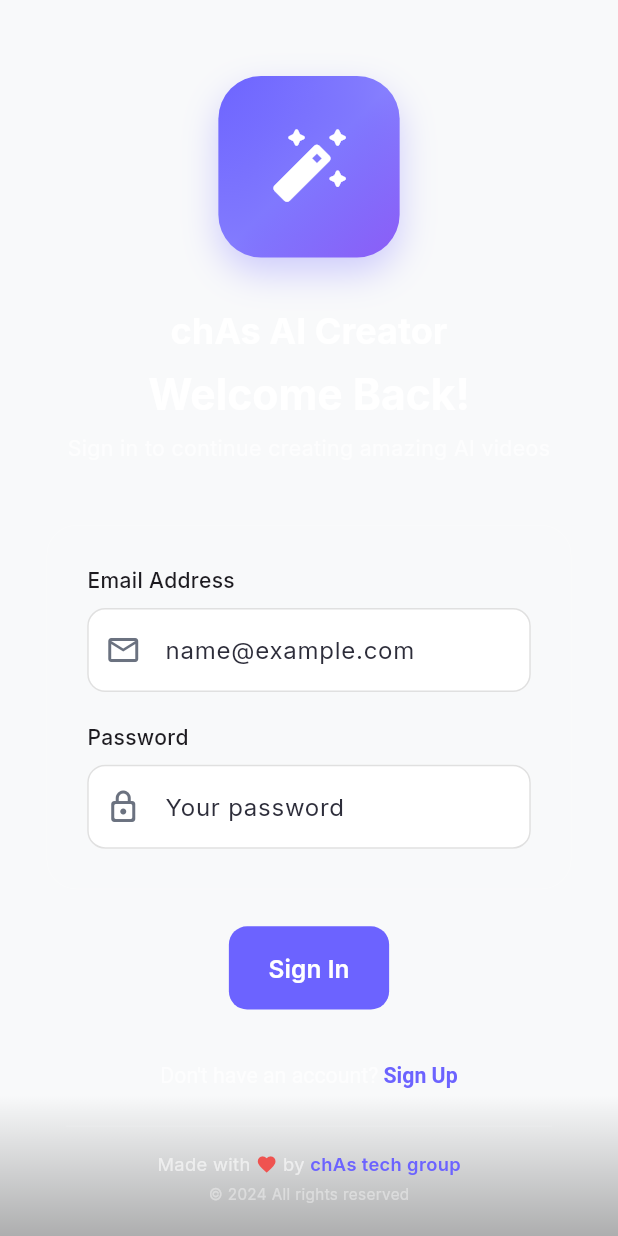
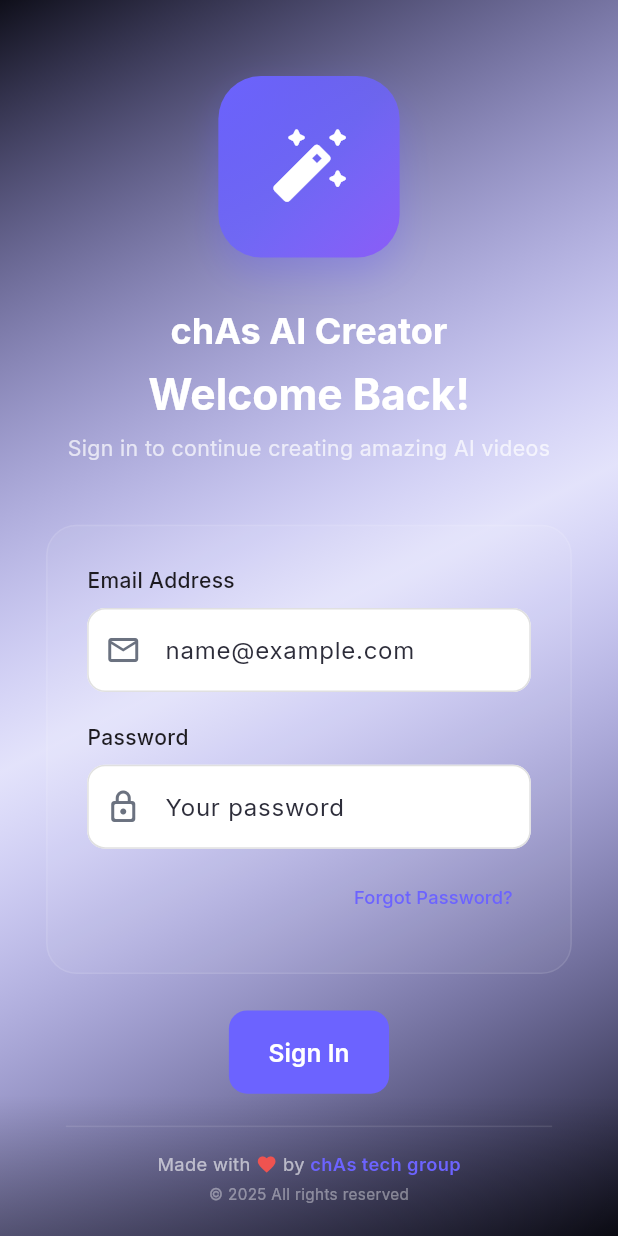
Before and after one commit to exploreofficialzz-star/chas-ai-creator, a Flutter app: the LoginScreen screen opened directly, on a phone screen of 412 x 824 dp. Run offline on Flutter 3.47's test engine with Material 3 defaults, Android fonts, the phone set to English and light mode, and no system bars; our stand-ins replace cached_network_image, dio, equatable, flutter_bloc, flutter_screenutil, flutter_svg and 4 more; missing offline and left inert: unity_ads_plugin; accounts and stored records are empty.

Commit message:
Update login_screen.dart

```diff
--- a/frontend/lib/screens/auth/login_screen.dart
+++ b/frontend/lib/screens/auth/login_screen.dart
@@ -29,7 +29,8 @@
   }
 
   void _submit() {
-    if (_formKey.currentState?.validate() ?? false) {
+    if (!(_formKey.currentState?.validate() ?? false)) return;
+
     setState(() => _isLoading = true);
 
     if (_isLogin) {
@@ -48,10 +49,13 @@
           );
     }
   }
-  }
 
   void _toggleMode() {
-    setState(() => _isLogin = !_isLogin);
+    setState(() {
+      _isLogin = !_isLogin;
+      // FIX 1 - clear errors when switching between login/register
+      _formKey.currentState?.reset();
+    });
   }
 
   @override
@@ -59,7 +63,10 @@
     return Scaffold(
       body: BlocListener<AuthBloc, AuthState>(
         listener: (context, state) {
-          if (state is AuthError) {
+          if (state is AuthLoading) {
+            // FIX 2 - sync loading state with bloc
+            if (!_isLoading) setState(() => _isLoading = true);
+          } else if (state is AuthError) {
             setState(() => _isLoading = false);
             ScaffoldMessenger.of(context).showSnackBar(
               SnackBar(
@@ -75,9 +82,28 @@
             );
           } else if (state is Authenticated) {
             setState(() => _isLoading = false);
+            // FIX 3 - KEY FIX: use addPostFrameCallback so navigation fires
+            // AFTER the current build cycle completes — this stops the blank screen bug
+            WidgetsBinding.instance.addPostFrameCallback((_) {
+              if (mounted) {
                 Navigator.of(context).pushReplacementNamed('/home');
               }
+            });
+          }
         },
+        child: Container(
+          // FIX 4 - wrap in gradient container so background looks good
+          decoration: BoxDecoration(
+            gradient: LinearGradient(
+              begin: Alignment.topLeft,
+              end: Alignment.bottomRight,
+              colors: [
+                const Color(0xFF0F0F1A),
+                AppTheme.primaryColor.withOpacity(0.15),
+                const Color(0xFF0F0F1A),
+              ],
+            ),
+          ),
           child: SafeArea(
             child: Column(
               children: [
@@ -89,7 +115,7 @@
                       children: [
                         SizedBox(height: 50.h),
 
-                      // Animated Logo Container
+                        // Logo
                         Container(
                           width: 110.w,
                           height: 110.w,
@@ -100,7 +126,7 @@
                               colors: [
                                 AppTheme.primaryColor,
                                 AppTheme.primaryColor.withOpacity(0.8),
-                              Color(0xFF8B5CF6),
+                                const Color(0xFF8B5CF6),
                               ],
                             ),
                             borderRadius: BorderRadius.circular(28.r),
@@ -108,7 +134,7 @@
                               BoxShadow(
                                 color: AppTheme.primaryColor.withOpacity(0.3),
                                 blurRadius: 20,
-                              offset: Offset(0, 10),
+                                offset: const Offset(0, 10),
                               ),
                             ],
                           ),
@@ -124,7 +150,10 @@
                         // App Name
                         Text(
                           'chAs AI Creator',
-                        style: Theme.of(context).textTheme.headlineSmall?.copyWith(
+                          style: Theme.of(context)
+                              .textTheme
+                              .headlineSmall
+                              ?.copyWith(
                                 fontWeight: FontWeight.bold,
                                 color: Colors.white,
                               ),
@@ -133,14 +162,21 @@
                         SizedBox(height: 8.h),
 
                         // Title
-                      Text(
+                        AnimatedSwitcher(
+                          duration: const Duration(milliseconds: 300),
+                          child: Text(
                             _isLogin ? 'Welcome Back!' : 'Create Account',
-                        style: Theme.of(context).textTheme.headlineMedium?.copyWith(
+                            key: ValueKey(_isLogin),
+                            style: Theme.of(context)
+                                .textTheme
+                                .headlineMedium
+                                ?.copyWith(
                                   fontWeight: FontWeight.w700,
                                   color: Colors.white,
                                   fontSize: 28.sp,
                                 ),
                             textAlign: TextAlign.center,
+                          ),
                         ),
 
                         SizedBox(height: 8.h),
@@ -150,7 +186,8 @@
                           _isLogin
                               ? 'Sign in to continue creating amazing AI videos'
                               : 'Start your journey to viral video content',
-                        style: Theme.of(context).textTheme.bodyMedium?.copyWith(
+                          style:
+                              Theme.of(context).textTheme.bodyMedium?.copyWith(
                                     color: Colors.white.withOpacity(0.7),
                                     fontSize: 14.sp,
                                   ),
@@ -159,7 +196,7 @@
 
                         SizedBox(height: 40.h),
 
-                      // Form Container
+                        // Form
                         Container(
                           padding: EdgeInsets.all(24.w),
                           decoration: BoxDecoration(
@@ -179,11 +216,14 @@
                                   hint: 'name@example.com',
                                   keyboardType: TextInputType.emailAddress,
                                   prefixIcon: Icons.email_outlined,
+                                  // FIX 5 - disable fields while loading
+                                  enabled: !_isLoading,
                                   validator: (value) {
                                     if (value?.isEmpty ?? true) {
                                       return 'Please enter your email';
                                     }
-                                  if (!value!.contains('@') || !value.contains('.')) {
+                                    if (!value!.contains('@') ||
+                                        !value.contains('.')) {
                                       return 'Please enter a valid email';
                                     }
                                     return null;
@@ -195,9 +235,12 @@
                                 CustomTextField(
                                   controller: _passwordController,
                                   label: 'Password',
-                                hint: _isLogin ? 'Your password' : 'Min 8 characters',
+                                  hint: _isLogin
+                                      ? 'Your password'
+                                      : 'Min 8 characters',
                                   obscureText: true,
                                   prefixIcon: Icons.lock_outline_rounded,
+                                  enabled: !_isLoading,
                                   validator: (value) {
                                     if (value?.isEmpty ?? true) {
                                       return 'Please enter your password';
@@ -211,6 +254,26 @@
                                     return null;
                                   },
                                 ),
+
+                                // FIX 6 - show forgot password on login mode
+                                if (_isLogin) ...[
+                                  SizedBox(height: 8.h),
+                                  Align(
+                                    alignment: Alignment.centerRight,
+                                    child: TextButton(
+                                      onPressed: _isLoading
+                                          ? null
+                                          : _showForgotPassword,
+                                      child: Text(
+                                        'Forgot Password?',
+                                        style: TextStyle(
+                                          color: AppTheme.primaryColor,
+                                          fontSize: 12.sp,
+                                        ),
+                                      ),
+                                    ),
+                                  ),
+                                ],
                               ],
                             ),
                           ),
@@ -221,7 +284,7 @@
                         // Submit Button
                         CustomButton(
                           text: _isLogin ? 'Sign In' : 'Create Account',
-                        onPressed: _submit,
+                          onPressed: _isLoading ? null : _submit,
                           isLoading: _isLoading,
                         ),
 
@@ -229,9 +292,10 @@
 
                         // Toggle Mode
                         TextButton(
-                        onPressed: _toggleMode,
+                          onPressed: _isLoading ? null : _toggleMode,
                           style: TextButton.styleFrom(
-                          padding: EdgeInsets.symmetric(horizontal: 16.w, vertical: 8.h),
+                            padding: EdgeInsets.symmetric(
+                                horizontal: 16.w, vertical: 8.h),
                           ),
                           child: RichText(
                             text: TextSpan(
@@ -262,7 +326,7 @@
                   ),
                 ),
 
-              // Footer - Made with love
+                // Footer
                 Container(
                   padding: EdgeInsets.symmetric(vertical: 20.h),
                   decoration: BoxDecoration(
@@ -277,16 +341,12 @@
                   ),
                   child: Column(
                     children: [
-                    // Divider
                       Container(
                         margin: EdgeInsets.symmetric(horizontal: 40.w),
                         height: 1,
                         color: Colors.white.withOpacity(0.1),
                       ),
-
                       SizedBox(height: 16.h),
-
-                    // Made with love
                       Row(
                         mainAxisAlignment: MainAxisAlignment.center,
                         children: [
@@ -295,7 +355,6 @@
                             style: TextStyle(
                               color: Colors.white.withOpacity(0.6),
                               fontSize: 12.sp,
-                            fontWeight: FontWeight.w400,
                             ),
                           ),
                           Icon(
@@ -320,12 +379,9 @@
                           ),
                         ],
                       ),
-
                       SizedBox(height: 4.h),
-
-                    // Copyright
                       Text(
-                      '© 2024 All rights reserved',
+                        '© 2025 All rights reserved',
                         style: TextStyle(
                           color: Colors.white.withOpacity(0.4),
                           fontSize: 10.sp,
@@ -338,6 +394,57 @@
             ),
           ),
         ),
+      ),
+    );
+  }
+
+  // FIX 7 - implemented forgot password dialog
+  void _showForgotPassword() {
+    final emailController = TextEditingController(
+      text: _emailController.text,
+    );
+    showDialog(
+      context: context,
+      builder: (context) => AlertDialog(
+        title: const Text('Reset Password'),
+        content: Column(
+          mainAxisSize: MainAxisSize.min,
+          children: [
+            const Text(
+              'Enter your email and we will send you a reset link.',
+            ),
+            SizedBox(height: 16.h),
+            TextField(
+              controller: emailController,
+              keyboardType: TextInputType.emailAddress,
+              decoration: const InputDecoration(
+                labelText: 'Email Address',
+                border: OutlineInputBorder(),
+              ),
+            ),
+          ],
+        ),
+        actions: [
+          TextButton(
+            onPressed: () => Navigator.pop(context),
+            child: const Text('Cancel'),
+          ),
+          ElevatedButton(
+            onPressed: () {
+              Navigator.pop(context);
+              context.read<AuthBloc>().add(
+                    ResetPassword(email: emailController.text.trim()),
+                  );
+              ScaffoldMessenger.of(context).showSnackBar(
+                const SnackBar(
+                  content: Text('✅ Password reset link sent to your email!'),
+                ),
+              );
+            },
+            child: const Text('Send Link'),
+          ),
+        ],
+      ),
     );
   }
 }
```
Lines whose indentation alone changed are shown as unchanged.
